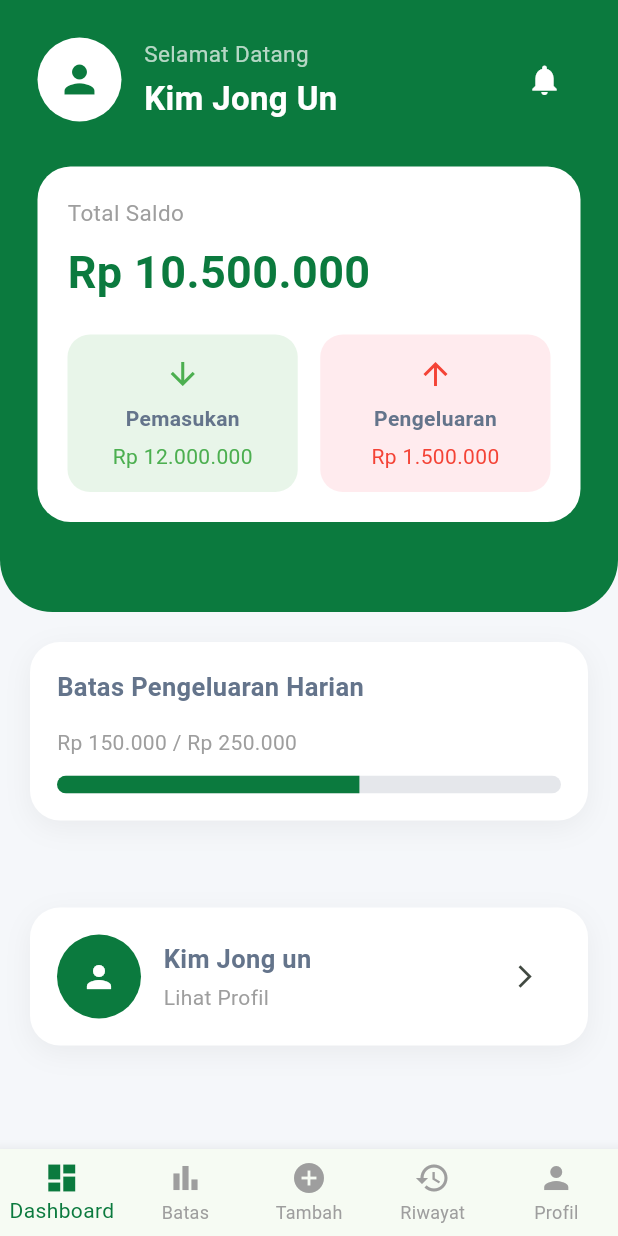
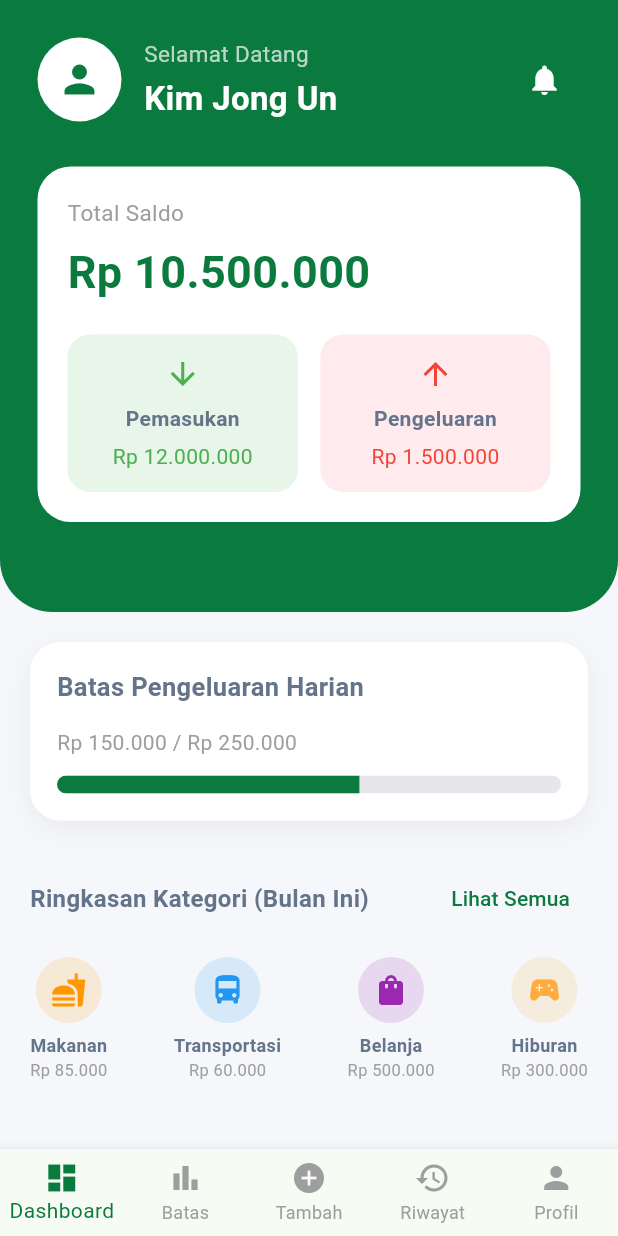
Before and after one commit to RisqiAkbarM/application_finaceflow, a Flutter app: the DashboardScreen screen opened directly, on a phone screen of 412 x 824 dp. Run offline on Flutter 3.47's test engine with Material 3 defaults, Android fonts, the phone set to English and light mode, and no system bars; our stand-ins replace firebase_auth, firebase_core, image_picker; accounts and stored records are empty.

Commit message:
UI dashboard dan profile selesai

```diff
--- a/lib/screens/dashboard/dashboard_screen.dart
+++ b/lib/screens/dashboard/dashboard_screen.dart
@@ -145,7 +145,13 @@ class _DashboardScreenState extends State<DashboardScreen> {
 
                         IconButton(
 
-                          onPressed: () {},
+                          onPressed: () {
+                             Navigator.push(
+                              context,
+                              MaterialPageRoute(builder: (_) => const NotificationScreen(),
+                              ),
+                            );
+                          },
 
                           icon: const Icon(
 
@@ -162,7 +168,8 @@ class _DashboardScreenState extends State<DashboardScreen> {
                     ),
 
                     const SizedBox(height: 30),
-                                        //----------------------------------
+
+                    //----------------------------------
                     // CARD SALDO
                     //----------------------------------
 
@@ -488,141 +495,131 @@ class _DashboardScreenState extends State<DashboardScreen> {
                     ),
 
                     const SizedBox(height: 28),
+                    Row(
+  mainAxisAlignment: MainAxisAlignment.spaceBetween,
+  children: [
+    const Text(
+      "Ringkasan Kategori (Bulan Ini)",
+      style: TextStyle(
+        fontSize: 16,
+        fontWeight: FontWeight.bold,
+      ),
+    ),
+    TextButton(
+      onPressed: () {},
+      child: const Text("Lihat Semua"),
+    ),
+  ],
+),
 
-                    const SizedBox(height: 30),
-                    //----------------------------------
-                    // PROFILE CARD
-                    //----------------------------------
+const SizedBox(height: 15),
 
-                    Container(
+Row(
+  mainAxisAlignment: MainAxisAlignment.spaceBetween,
+  children: [
+    _categoryItem(
+      Icons.fastfood,
+      "Makanan",
+      "Rp 85.000",
+      Colors.orange,
+    ),
+    _categoryItem(
+      Icons.directions_bus,
+      "Transportasi",
+      "Rp 60.000",
+      Colors.blue,
+    ),
+    _categoryItem(
+      Icons.shopping_bag,
+      "Belanja",
+      "Rp 500.000",
+      Colors.purple,
+    ),
+    _categoryItem(
+      Icons.sports_esports,
+      "Hiburan",
+      "Rp 300.000",
+      Colors.orangeAccent,
+    ),
+  ],
+),
+const SizedBox(height: 30),
 
-                      width: double.infinity,
+Row(
+  mainAxisAlignment: MainAxisAlignment.spaceBetween,
+  children: [
+    const Text(
+      "Transaksi Terbaru",
+      style: TextStyle(
+        fontSize: 18,
+        fontWeight: FontWeight.bold,
+      ),
+    ),
+    TextButton(
+      onPressed: () {},
+      child: const Text("Lihat Semua"),
+    ),
+  ],
+),
 
-                      padding: const EdgeInsets.all(18),
+Container(
+  decoration: BoxDecoration(
+    color: Colors.white,
+    borderRadius: BorderRadius.circular(16),
+  ),
+  child: Column(
+    children: const [
+      ListTile(
+        leading: CircleAvatar(
+          child: Icon(Icons.fastfood),
+        ),
+        title: Text("Makan Siang"),
+        subtitle: Text("Hari Ini"),
+        trailing: Text(
+          "- Rp 25.000",
+          style: TextStyle(
+            color: Colors.red,
+            fontWeight: FontWeight.bold,
+          ),
+        ),
+      ),
+      Divider(height: 1),
 
-                      decoration: BoxDecoration(
+      ListTile(
+        leading: CircleAvatar(
+          child: Icon(Icons.directions_bus),
+        ),
+        title: Text("Transportasi"),
+        subtitle: Text("Hari Ini"),
+        trailing: Text(
+          "- Rp 10.000",
+          style: TextStyle(
+            color: Colors.red,
+            fontWeight: FontWeight.bold,
+          ),
+        ),
+      ),
+      Divider(height: 1),
 
-                        color: Colors.white,
+      ListTile(
+        leading: CircleAvatar(
+          child: Icon(Icons.account_balance_wallet),
+        ),
+        title: Text("Gaji Bulanan"),
+        subtitle: Text("Kemarin"),
+        trailing: Text(
+          "+ Rp 5.000.000",
+          style: TextStyle(
+            color: Colors.green,
+            fontWeight: FontWeight.bold,
+          ),
+        ),
+      ),
+    ],
+  ),
+),
 
-                        borderRadius: BorderRadius.circular(20),
-
-                        boxShadow: [
-
-                          BoxShadow(
-
-                            color: Colors.black.withOpacity(.05),
-
-                            blurRadius: 15,
-
-                            offset: const Offset(0, 5),
-
-                          ),
-
-                        ],
-
-                      ),
-
-                      child: Row(
-
-                        children: [
-
-                          const CircleAvatar(
-
-                            radius: 28,
-
-                            backgroundColor: AppColors.primary,
-
-                            child: Icon(
-
-                              Icons.person,
-
-                              color: Colors.white,
-
-                            ),
-
-                          ),
-
-                          const SizedBox(width: 15),
-
-                          const Expanded(
-
-                            child: Column(
-
-                              crossAxisAlignment:
-                                  CrossAxisAlignment.start,
-
-                              children: [
-
-                                Text(
-
-                                  "Kim Jong un",
-
-                                  style: TextStyle(
-
-                                    fontWeight: FontWeight.bold,
-
-                                    fontSize: 17,
-
-                                  ),
-
-                                ),
-
-                                SizedBox(height: 4),
-
-                                Text(
-
-                                  "Lihat Profil",
-
-                                  style: TextStyle(
-
-                                    color: Colors.grey,
-
-                                  ),
-
-                                ),
-
-                              ],
-
-                            ),
-
-                          ),
-
-                          IconButton(
-
-                            onPressed: () {
-
-                              Navigator.push(
-
-                                context,
-
-                                MaterialPageRoute(
-
-                                  builder: (_) =>
-                                      const ProfileScreen(),
-
-                                ),
-
-                              );
-
-                            },
-
-                            icon: const Icon(
-
-                              Icons.arrow_forward_ios,
-
-                              size: 18,
-
-                            ),
-
-                          ),
-
-                        ],
-
-                      ),
-
-                    ),
-
-                    const SizedBox(height: 25),
+const SizedBox(height: 20),
 
                   ],
 
@@ -874,6 +871,48 @@ class _DashboardScreenState extends State<DashboardScreen> {
 
     );
 
+
   }
+// ==============================
+// CATEGORY ITEM
+// ==============================
+
+Widget _categoryItem(
+  IconData icon,
+  String title,
+  String amount,
+  Color color,
+) {
+  return Column(
+    children: [
+      CircleAvatar(
+        radius: 22,
+        backgroundColor: color.withOpacity(.15),
+        child: Icon(
+          icon,
+          color: color,
+        ),
+      ),
+
+      const SizedBox(height: 6),
+
+      Text(
+        title,
+        style: const TextStyle(
+          fontSize: 12,
+          fontWeight: FontWeight.w600,
+        ),
+      ),
+
+      Text(
+        amount,
+        style: const TextStyle(
+          fontSize: 11,
+          color: Colors.grey,
+        ),
+      ),
+    ],
+  );
+}
 
 }
--- a/lib/screens/profile/profile_screen.dart
+++ b/lib/screens/profile/profile_screen.dart
@@ -1,7 +1,9 @@
 import 'package:flutter/material.dart';
-
+import 'dart:io';
+import 'package:image_picker/image_picker.dart';
 import '../../core/colors.dart';
 import '../auth/login_screen.dart';
+import '../notification/notification_screen.dart';
 
 class ProfileScreen extends StatefulWidget {
   const ProfileScreen({super.key});
@@ -11,10 +13,21 @@ class ProfileScreen extends StatefulWidget {
 }
 
 class _ProfileScreenState extends State<ProfileScreen> {
+      File? _profileImage;
+      final ImagePicker _picker = ImagePicker();
+      Future<void> _pickImage() async {
+  final XFile? image =
+      await _picker.pickImage(source: ImageSource.gallery);
+
+  if (image != null) {
+    setState(() {
+      _profileImage = File(image.path);
+    });
+  }
+}
 
   @override
   Widget build(BuildContext context) {
-
     return Scaffold(
 
       backgroundColor: const Color(0xffF5F7FA),
@@ -51,22 +64,23 @@ class _ProfileScreenState extends State<ProfileScreen> {
 
             const SizedBox(height: 15),
 
-            const CircleAvatar(
-
+            GestureDetector(
+              onTap: _pickImage,
+                    child: CircleAvatar(
                     radius: 55,
-
                      backgroundColor: AppColors.primary,
-
-              child: Icon(
-
+                   backgroundImage:
+                    _profileImage != null
+                      ? FileImage(_profileImage!)
+                     : null,
+               child: _profileImage == null
+                ? const Icon(
                    Icons.person,
-
                    color: Colors.white,
-
                   size: 60,
-
+                )
+        : null,
          ),
-
       ),
 
             const SizedBox(height: 18),
@@ -107,28 +121,48 @@ class _ProfileScreenState extends State<ProfileScreen> {
 
               "Edit Profil",
 
-              () {},
-
+              () {ScaffoldMessenger.of(context).showSnackBar(
+                 const SnackBar(
+                content: Text("Fitur Edit Profil segera hadir"),
+                ),
+               );
+             },
             ),
 
-            _menuTile(
 
-              Icons.lock_outline,
-
-              "Ubah Password",
-
-              () {},
-
-            ),
 
            _menuTile(
-
+  Icons.lock_outline,
+  "Ubah Password",
+  () {
+    showDialog(
+      context: context,
+      builder: (_) => AlertDialog(
+        title: const Text("Ubah Password"),
+        content: const Text(
+          "Fitur ubah password akan menggunakan Firebase Authentication.",
+        ),
+        actions: [
+          TextButton(
+            onPressed: () => Navigator.pop(context),
+            child: const Text("Tutup"),
+          ),
+        ],
+      ),
+    );
+  },
+),
+_menuTile(
   Icons.notifications_outlined,
-
   "Notifikasi",
-
-              () {},
-
+  () {
+     Navigator.push(
+      context,
+      MaterialPageRoute(
+        builder: (_) => const NotificationScreen(),
+      ),
+    );
+  },
 ),
 
             _menuTile(
@@ -137,7 +171,14 @@ class _ProfileScreenState extends State<ProfileScreen> {
 
               "Tentang Aplikasi",
 
-              () {},
+              () {
+                showAboutDialog(
+      context: context,
+      applicationName: "FinanceFlow",
+      applicationVersion: "1.0.0",
+      applicationLegalese:
+          "Aplikasi manajemen keuangan pribadi untuk mencatat pemasukan, pengeluaran, dan memantau kondisi keuangan harian.",);
+              },
 
             ),
 
--- a/pubspec.yaml
+++ b/pubspec.yaml
@@ -37,6 +37,7 @@ dependencies:
   firebase_core: ^4.11.0
   firebase_auth: ^6.5.4
   cloud_firestore: ^6.6.0
+  image_picker: ^1.1.2
 
 dev_dependencies:
   flutter_test:
```
Also changed, not shown: pubspec.lock, 5 other files. Lines whose indentation alone changed are shown as unchanged.
